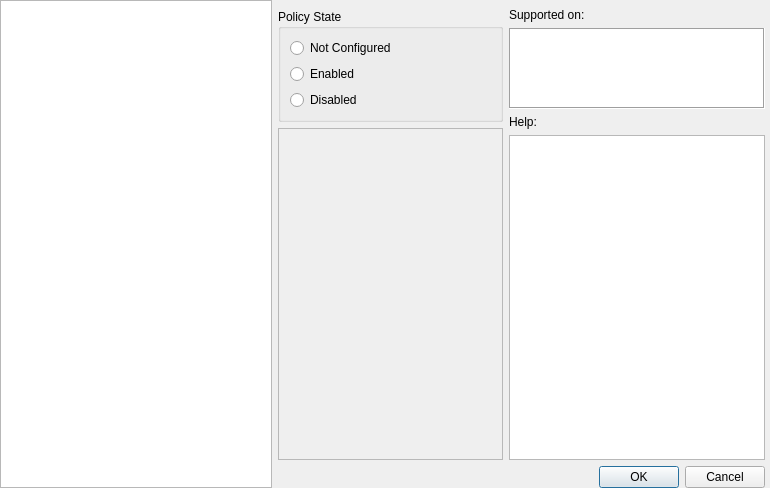
Old version of the form src/gui/contentwidget.ui in the repository august-alt/gpui.
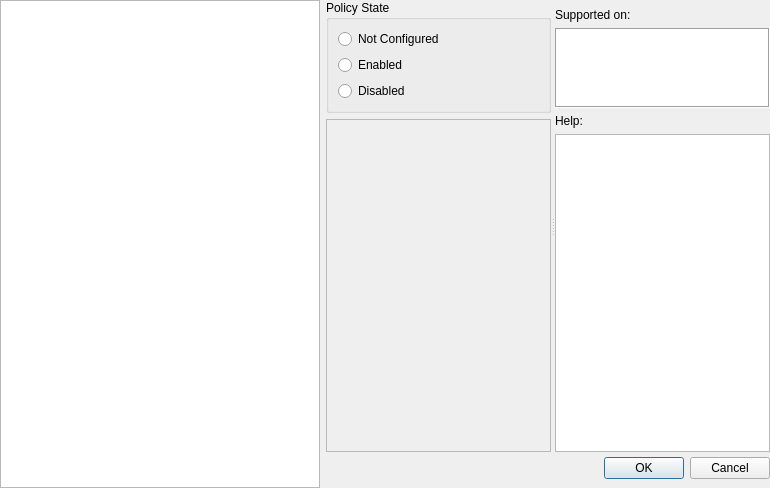
New version of the form.

Commit message: feat: add horizontal splitter

```diff
--- a/src/gui/contentwidget.ui
+++ b/src/gui/contentwidget.ui
@@ -39,12 +39,22 @@
        <number>0</number>
       </property>
       <property name="rightMargin">
+       <number>0</number>
+      </property>
+      <property name="horizontalSpacing">
+       <number>0</number>
+      </property>
+      <property name="verticalSpacing">
        <number>5</number>
       </property>
-      <property name="bottomMargin">
-       <number>0</number>
-      </property>
       <item row="0" column="0">
+       <widget class="QSplitter" name="helpSplitter">
+        <property name="orientation">
+         <enum>Qt::Horizontal</enum>
+        </property>
+        <property name="childrenCollapsible">
+         <bool>false</bool>
+        </property>
        <widget class="QWidget" name="contentWidget" native="true">
         <property name="sizePolicy">
          <sizepolicy hsizetype="Preferred" vsizetype="Expanding">
@@ -111,8 +121,8 @@
              <rect>
               <x>0</x>
               <y>0</y>
-              <width>221</width>
-              <height>327</height>
+               <width>223</width>
+               <height>315</height>
              </rect>
             </property>
            </widget>
@@ -120,8 +130,6 @@
          </item>
         </layout>
        </widget>
-      </item>
-      <item row="0" column="1">
        <widget class="QWidget" name="rightContainer" native="true">
         <property name="sizePolicy">
          <sizepolicy hsizetype="Fixed" vsizetype="Preferred">
@@ -135,7 +143,7 @@
           <height>442</height>
          </size>
         </property>
-        <layout class="QGridLayout" name="gridLayout_3">
+         <layout class="QVBoxLayout" name="verticalLayout_2">
          <property name="leftMargin">
           <number>0</number>
          </property>
@@ -148,7 +156,17 @@
          <property name="bottomMargin">
           <number>0</number>
          </property>
-         <item row="2" column="0">
+          <item>
+           <widget class="QLabel" name="supportedOnLabel">
+            <property name="text">
+             <string>Supported on:</string>
+            </property>
+            <property name="buddy">
+             <cstring>supportedOnTextEdit</cstring>
+            </property>
+           </widget>
+          </item>
+          <item>
           <widget class="QTextEdit" name="supportedOnTextEdit">
            <property name="sizePolicy">
             <sizepolicy hsizetype="Expanding" vsizetype="Expanding">
@@ -164,17 +182,7 @@
            </property>
           </widget>
          </item>
-         <item row="1" column="0">
-          <widget class="QLabel" name="supportedOnLabel">
-           <property name="text">
-            <string>Supported on:</string>
-           </property>
-           <property name="buddy">
-            <cstring>supportedOnTextEdit</cstring>
-           </property>
-          </widget>
-         </item>
-         <item row="3" column="0">
+          <item>
           <widget class="QLabel" name="helpLabel">
            <property name="text">
             <string>Help:</string>
@@ -184,10 +192,10 @@
            </property>
           </widget>
          </item>
-         <item row="4" column="0">
+          <item>
           <widget class="QTextEdit" name="descriptionTextEdit">
            <property name="sizePolicy">
-            <sizepolicy hsizetype="Fixed" vsizetype="Expanding">
+             <sizepolicy hsizetype="Expanding" vsizetype="Expanding">
              <horstretch>0</horstretch>
              <verstretch>4</verstretch>
             </sizepolicy>
@@ -205,8 +213,9 @@
          </item>
         </layout>
        </widget>
+       </widget>
       </item>
-      <item row="1" column="0" colspan="2">
+      <item row="1" column="0">
        <widget class="QDialogButtonBox" name="policyStateButtonBox">
         <property name="standardButtons">
          <set>QDialogButtonBox::Cancel|QDialogButtonBox::Ok</set>
```
Left out of the diff: 2 changed lines with no effect on the pictures. Lines whose indentation alone changed are shown as unchanged.
